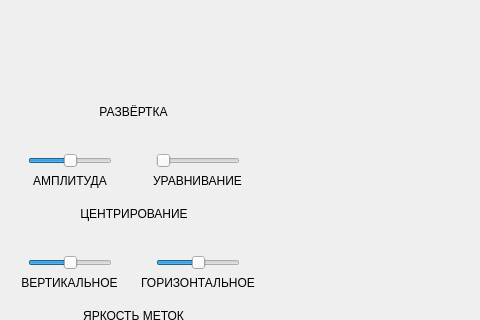
Carduelis/vk, file rspview.ui: the form before one commit; both pictures show x 0 to 480 and y 339 to 659 of the 1254 by 944 pixel window.
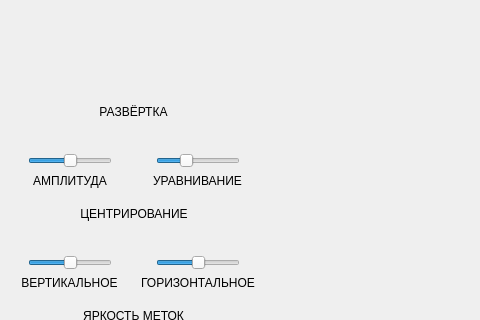
The form after the commit. Icons and pictures are not drawn. Custom widgets are drawn as their Qt base class.

```diff
--- a/rspview.ui
+++ b/rspview.ui
@@ -1044,11 +1044,14 @@
               <property name="cursor">
                <cursorShape>OpenHandCursor</cursorShape>
               </property>
+              <property name="minimum">
+               <number>1</number>
+              </property>
               <property name="maximum">
-               <number>100</number>
+               <number>300</number>
               </property>
               <property name="value">
-               <number>0</number>
+               <number>100</number>
               </property>
               <property name="orientation">
                <enum>Qt::Horizontal</enum>
```
